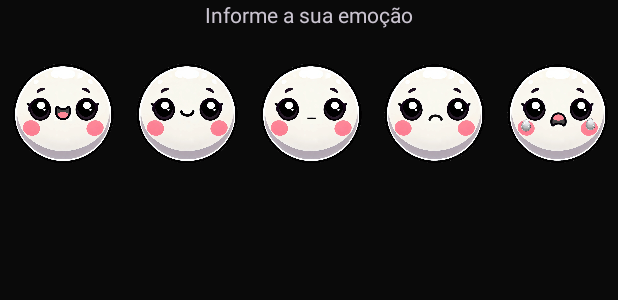
After one commit to Leo-Trevisol/MoodSnap, an Android app: the layout emotions_layout.xml on its own in the app's theme, with its tools: preview values and no code run, on a phone screen of 412 x 824 dp. The commit adds this screen. Shown: the top 300 px of the screen. Run offline under Robolectric (Android 15) with nearby library versions, the phone set to English and light mode, and no system bars.

Commit message:
Adicionando dialog de emoções

```diff
--- /dev/null
+++ b/app/src/main/java/com/br/leo/moodsnap/ui/interfaces/OnEmotionSelectedListener.kt
@@ -0,0 +1,5 @@
+package com.br.leo.moodsnap.ui.interfaces
+
+interface OnEmotionSelectedListener {
+    fun onEmotionSelected(emotionResId: Int)
+}
--- /dev/null
+++ b/app/src/main/res/layout/emotions_layout.xml
@@ -0,0 +1,89 @@
+<?xml version="1.0" encoding="utf-8"?>
+<androidx.constraintlayout.widget.ConstraintLayout xmlns:android="http://schemas.android.com/apk/res/android"
+    xmlns:app="http://schemas.android.com/apk/res-auto"
+    android:orientation="vertical"
+    android:layout_width="wrap_content"
+    android:layout_height="wrap_content">
+
+    <LinearLayout
+        android:layout_width="wrap_content"
+        android:layout_height="wrap_content"
+        app:layout_constraintStart_toStartOf="parent"
+        app:layout_constraintEnd_toEndOf="parent"
+        app:layout_constraintTop_toTopOf="parent"
+        android:orientation="vertical">
+
+        <TextView
+            android:id="@+id/title_dialog"
+            android:layout_width="match_parent"
+            android:layout_height="wrap_content"
+            android:text="Informe a sua emoção"
+            android:layout_marginBottom="10dp"
+            android:layout_gravity="center"
+            android:gravity="center"
+            >
+
+        </TextView>
+
+        <LinearLayout
+            android:layout_width="wrap_content"
+            android:layout_height="100dp"
+            android:orientation="horizontal">
+
+            <ImageView
+                android:id="@+id/emotion_very_happy"
+                android:layout_width="0dp"
+                android:layout_height="wrap_content"
+                android:layout_weight="1"
+                android:src="@drawable/muito_feliz"
+                >
+            </ImageView>
+
+            <ImageView
+                android:id="@+id/emotion_happy"
+                android:layout_width="0dp"
+                android:layout_height="wrap_content"
+                android:layout_weight="1"
+                android:src="@drawable/feliz"
+                >
+            </ImageView>
+
+            <ImageView
+                android:id="@+id/emotion_neutral"
+                android:layout_width="0dp"
+                android:layout_height="wrap_content"
+                android:layout_weight="1"
+                android:src="@drawable/neutro"
+                >
+            </ImageView>
+
+            <ImageView
+                android:id="@+id/emotion_sad"
+                android:layout_width="0dp"
+                android:layout_height="wrap_content"
+                android:layout_weight="1"
+                android:src="@drawable/triste"
+                >
+            </ImageView>
+
+            <ImageView
+                android:id="@+id/emotion_very_sad"
+                android:layout_width="0dp"
+                android:layout_height="wrap_content"
+                android:layout_weight="1"
+                android:src="@drawable/muito_triste"
+                >
+            </ImageView>
+
+        </LinearLayout>
+
+
+    </LinearLayout>
+
+
+
+
+
+
+
+</androidx.constraintlayout.widget.ConstraintLayout>
--- a/app/src/main/res/values/styles.xml
+++ b/app/src/main/res/values/styles.xml
@@ -22,4 +22,8 @@
         <item name="android:navigationBarColor">@android:color/white</item>
     </style>
 
+    <style name="RoundedDialog" parent="Theme.AppCompat.Light.Dialog.Alert">
+        <item name="android:windowBackground">@drawable/background_rounded</item>
+    </style>
+
 </resources>
```
Also changed, not shown: app/src/main/java/com/br/leo/moodsnap/MainActivity.kt (+18 -55 lines), app/src/main/java/com/br/leo/moodsnap/ui/dialog/DialogEmotions.kt (added, +45 -0 lines), app/src/main/res/drawable/background_rounded.xml (added, +10 -0 lines), app/src/main/res/values-v27/styles.xml (+22 -0 lines), app/src/main/res/drawable/feliz.png (added), app/src/main/res/drawable/icon_mascote_40.png (deleted), app/src/main/res/drawable/muito_feliz.png (added), app/src/main/res/drawable/muito_triste.png (added), app/src/main/res/drawable/neutro.png (added), app/src/main/res/drawable/triste.png (added).
